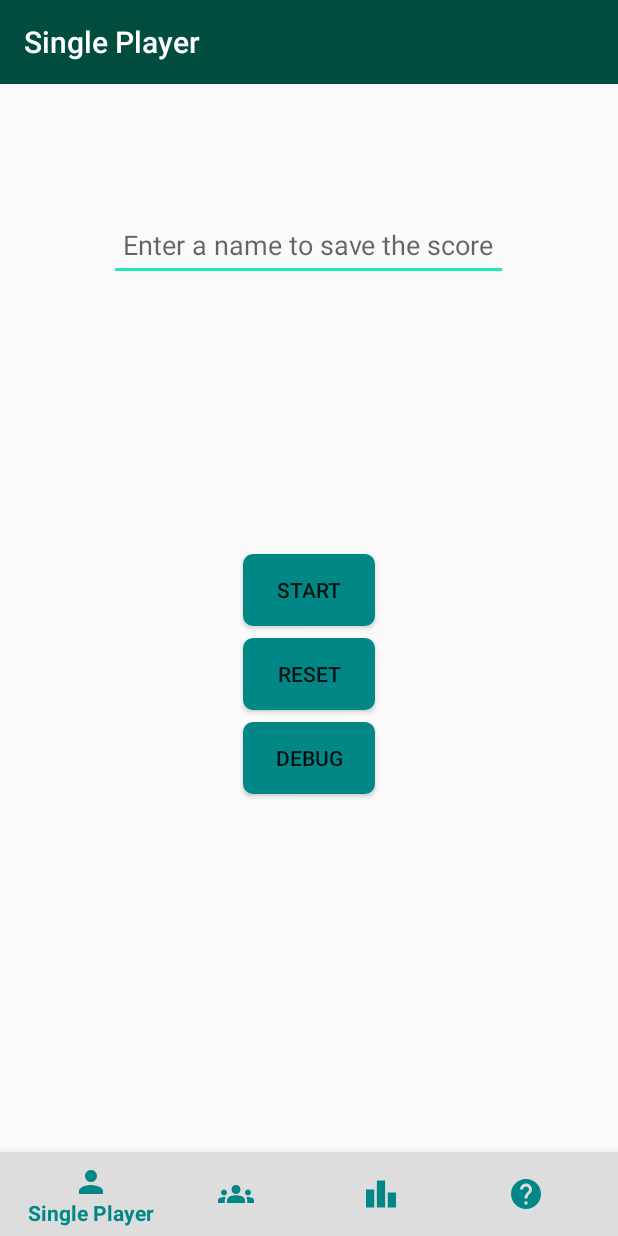
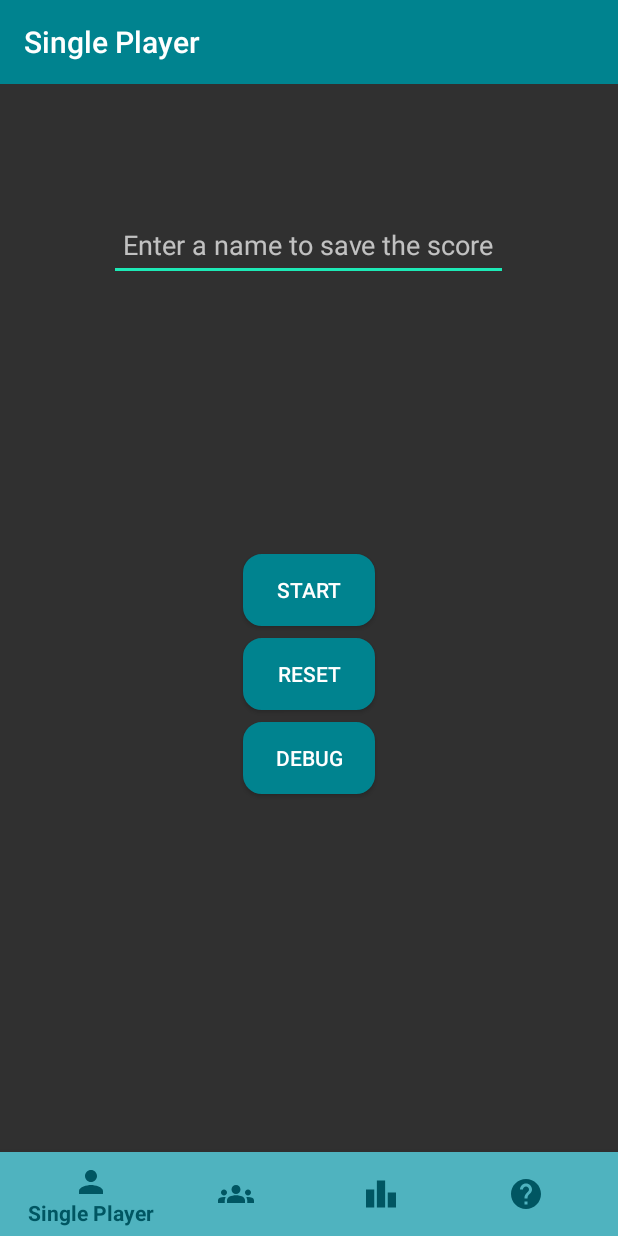
Before and after one commit to AlessiOrl/BrawlItOut, an Android app: the screen it shows after launch (MainActivity), on a phone screen of 412 x 824 dp. Run offline under Robolectric (Android 15) with nearby library versions, the light colour scheme and no system bars; our stand-ins replace navigation-ui; libraries missing offline, so code that uses them is left out: pl.droidsonroids.gif; plain views replace GifImageButton; 2 statements that could not run were skipped.

Commit message:
small fixes

```diff
--- a/app/src/main/java/orlando/hci/brawlitout/Activities/MainActivity.java
+++ b/app/src/main/java/orlando/hci/brawlitout/Activities/MainActivity.java
@@ -24,7 +24,7 @@ public class MainActivity extends AppCompatActivity {
     @Override
     protected void onCreate(Bundle savedInstanceState) {
         super.onCreate(savedInstanceState);
-        setTheme(R.style.LightTheme);
+        setTheme(R.style.DarkTheme);
         setContentView(R.layout.activity_main);
         BottomNavigationView navView = findViewById(R.id.nav_view);
 
--- a/app/src/main/res/drawable/my_button.xml
+++ b/app/src/main/res/drawable/my_button.xml
@@ -2,7 +2,7 @@
 <selector xmlns:android="http://schemas.android.com/apk/res/android" >
     <item android:state_pressed="true" >
         <shape android:shape="rectangle"  >
-            <corners android:radius="6dp" />
+            <corners android:radius="12dp" />
             <stroke android:width="1dip" android:color="@color/colorAccent" />
             <gradient android:angle="-90" android:startColor="@color/colorAccent" android:endColor="@color/colorAccent"  />
         </shape>
@@ -16,7 +16,7 @@
     </item>
     <item >
         <shape android:shape="rectangle"  >
-            <corners android:radius="6dp" />
+            <corners android:radius="12dp" />
             <stroke android:width="1dip" android:color="@color/colorPrimary" />
             <gradient android:angle="-90" android:startColor="@color/colorPrimary" android:endColor="@color/colorPrimary" />
         </shape>
--- a/app/src/main/res/layout/activity_main.xml
+++ b/app/src/main/res/layout/activity_main.xml
@@ -23,10 +23,10 @@
         android:id="@+id/nav_view"
         android:layout_width="0dp"
         android:layout_height="wrap_content"
-        android:background="?attr/backgroundColor"
-        android:backgroundTint="@color/colorPrimary"
-        app:itemIconTint="@color/colorPrimary"
-        app:itemTextColor="@color/colorPrimary"
+        android:background="@color/colorPrimaryLight"
+        android:backgroundTint="@color/colorPrimaryLight"
+        app:itemIconTint="@color/colorPrimaryDark"
+        app:itemTextColor="@color/colorPrimaryDark"
         app:layout_constraintBottom_toBottomOf="parent"
         app:layout_constraintLeft_toLeftOf="parent"
         app:layout_constraintRight_toRightOf="parent"
--- a/app/src/main/res/layout/fragment_multi.xml
+++ b/app/src/main/res/layout/fragment_multi.xml
@@ -22,6 +22,7 @@
         android:layout_marginTop="24dp"
         android:background="@drawable/my_button"
         android:text="@string/down"
+        android:textColor="@color/white"
         app:layout_constraintEnd_toStartOf="@+id/up_btn"
         app:layout_constraintHorizontal_bias="0.603"
         app:layout_constraintStart_toStartOf="parent"
@@ -35,7 +36,7 @@
         android:layout_marginEnd="112dp"
         android:background="@drawable/my_button"
         android:text="@string/up"
-
+        android:textColor="@color/white"
         app:layout_constraintEnd_toEndOf="parent"
         app:layout_constraintTop_toBottomOf="@+id/lable1" />
 
@@ -81,12 +82,14 @@
         android:layout_height="48dp"
         android:layout_marginBottom="16dp"
         android:text="@string/start"
+        android:textColor="@color/white"
         android:background="@drawable/my_button"
         app:layout_constraintBottom_toBottomOf="parent"
         app:layout_constraintEnd_toEndOf="parent"
         app:layout_constraintHorizontal_bias="0.498"
         app:layout_constraintStart_toStartOf="parent"
         app:layout_constraintTop_toBottomOf="@+id/smartRefreshLayout"
+
         app:layout_constraintVertical_bias="0.158" />
 
     <TextView
--- a/app/src/main/res/layout/fragment_single.xml
+++ b/app/src/main/res/layout/fragment_single.xml
@@ -40,6 +40,7 @@
             android:layout_marginTop="44dp"
             android:background="@drawable/my_button"
             android:text="@string/start"
+            android:textColor="@color/white"
 
             app:layout_constraintEnd_toEndOf="parent"
             app:layout_constraintHorizontal_bias="0.501"
@@ -55,6 +56,7 @@
             android:layout_alignParentEnd="true"
             android:layout_marginTop="8dp"
             android:text="@string/reset"
+            android:textColor="@color/white"
             android:background="@drawable/my_button"
             app:layout_constraintEnd_toEndOf="parent"
             app:layout_constraintHorizontal_bias="0.501"
@@ -108,6 +110,7 @@
             android:layout_centerHorizontal="true"
             android:layout_marginTop="8dp"
             android:text="debug"
+            android:textColor="@color/white"
             android:background="@drawable/my_button"
             app:layout_constraintEnd_toEndOf="parent"
             app:layout_constraintHorizontal_bias="0.501"
--- a/app/src/main/res/layout/item_gamer.xml
+++ b/app/src/main/res/layout/item_gamer.xml
@@ -4,6 +4,8 @@
     xmlns:tools="http://schemas.android.com/tools"
     android:id="@+id/cardview_sound"
     style="?cardViewStyle"
+    app:cardBackgroundColor="@color/colorPrimary"
+    app:cardCornerRadius="12dp"
     android:layout_width="match_parent"
     android:layout_height="wrap_content"
     android:layout_marginStart="8dp"
@@ -29,7 +31,8 @@
         android:maxWidth="330dp"
         android:maxHeight="74dp"
         android:minHeight="48dp"
-        android:text="Player 1" />
+        android:text="Player 1"
+        android:textColor="@color/white"/>
 
     <LinearLayout
         android:id="@+id/linearLayout"
--- a/app/src/main/res/values/colors.xml
+++ b/app/src/main/res/values/colors.xml
@@ -1,9 +1,9 @@
 <?xml version="1.0" encoding="utf-8"?>
 <resources>
 
-    <color name="colorPrimary">#018786</color>
-    <color name="colorPrimaryDark">#004D40</color>
-    <color name="colorPrimaryLight">#00BFA5</color>
+    <color name="colorPrimary">#00838f</color>
+    <color name="colorPrimaryLight">#4fb3bf</color>
+    <color name="colorPrimaryDark">#005662</color>
     <color name="colorDarkBackground">#424242</color>
     <color name="colorLightBackground">#DDDDDD</color>
     <color name="colorAccent">#1DE9B6</color>
--- a/app/src/main/res/values/themes.xml
+++ b/app/src/main/res/values/themes.xml
@@ -3,8 +3,9 @@
     <!-- Base application theme. -->
     <style name="LightTheme" parent="Theme.AppCompat.Light.NoActionBar">
         <!-- Customize your theme here. -->
-        <item name="colorPrimary">@color/colorPrimaryDark</item>
+        <item name="colorPrimary">@color/colorPrimary</item>
         <item name="colorPrimaryDark">@color/colorPrimaryDark</item>
+
         <item name="colorAccent">@color/colorAccent</item>
         <item name="backgroundColor">@color/colorLightBackground</item>
         <item name="cardViewStyle">@style/CardView.Light</item>
```
